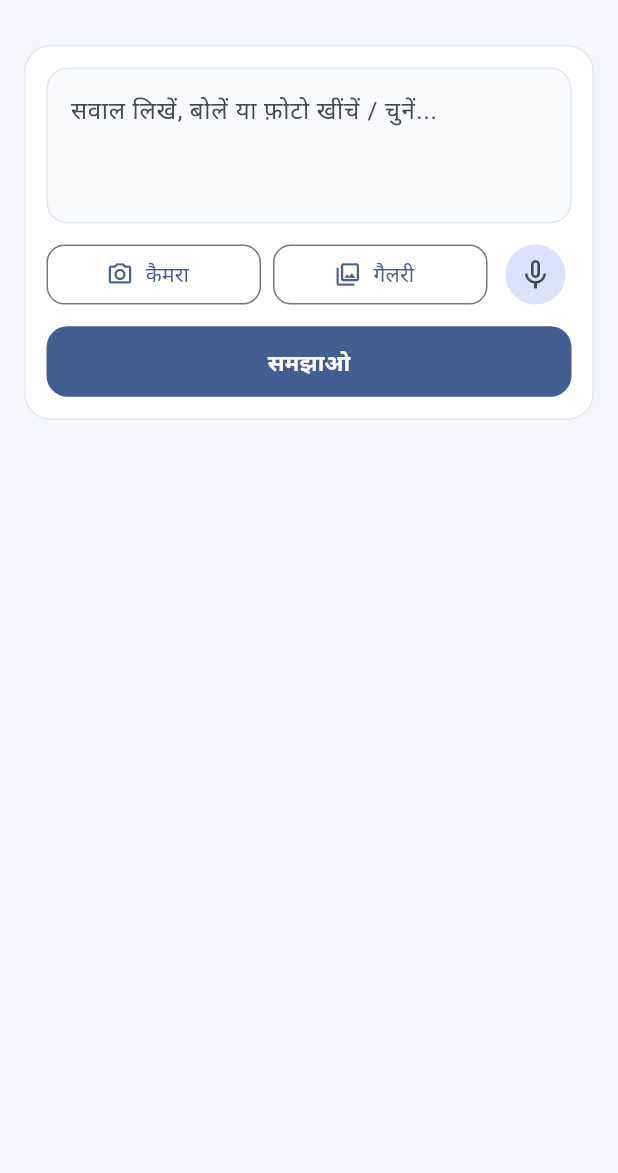
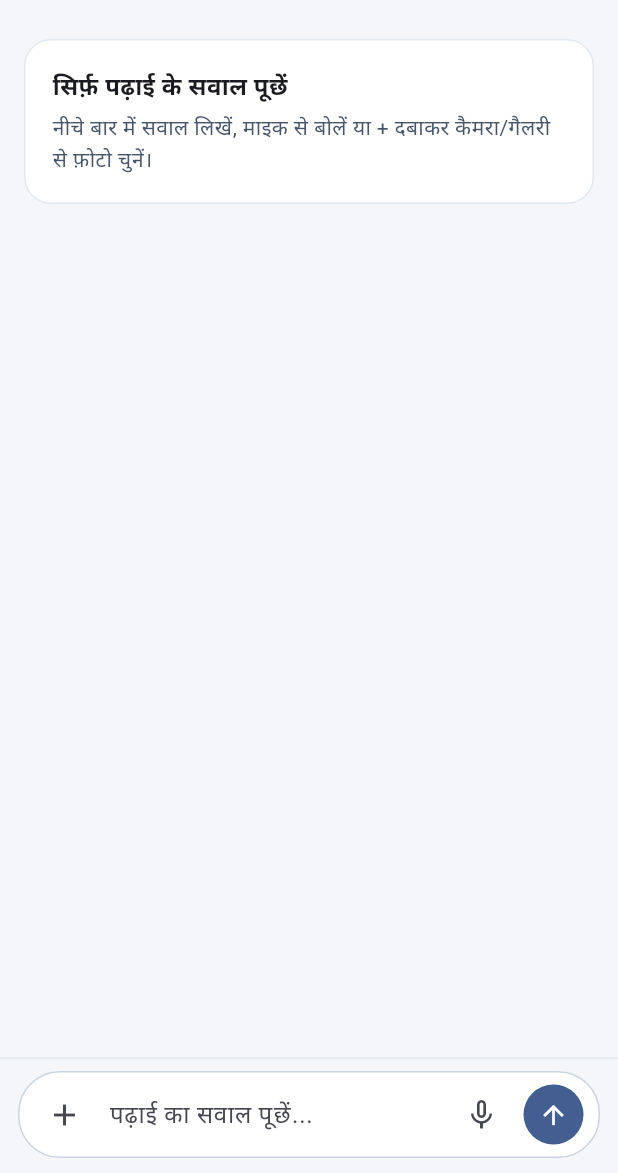
Before and after one commit to tarun225601-star/asaan-ai, a Flutter app: the screen it shows after launch, on a phone screen of 412 x 824 dp, the part 63-1236 px from its top. Run offline on Flutter 3.47's test engine with Material 3 defaults, Android fonts, the phone set to English and light mode, and no system bars; our stand-ins replace flutter_tts, image_picker, shared_preferences, speech_to_text.

Commit message:
Update main.dart

```diff
--- a/lib/main.dart
+++ b/lib/main.dart
@@ -193,6 +193,42 @@ class _SolverHomePageState extends State<SolverHomePage> {
         const SnackBar(content: Text('फ़ोटो खोलने में समस्या आई। अनुमति जांचें।')),
       );
     }
+  }
+
+  void _openAttachSheet() {
+    showModalBottomSheet(
+      context: context,
+      backgroundColor: Colors.white,
+      shape: const RoundedRectangleBorder(
+        borderRadius: BorderRadius.vertical(top: Radius.circular(20)),
+      ),
+      builder: (ctx) => SafeArea(
+        child: Padding(
+          padding: const EdgeInsets.symmetric(vertical: 12),
+          child: Column(
+            mainAxisSize: MainAxisSize.min,
+            children: [
+              ListTile(
+                leading: const Icon(Icons.camera_alt_outlined),
+                title: const Text('कैमरा से फ़ोटो खींचें'),
+                onTap: () {
+                  Navigator.pop(ctx);
+                  _pickImage(ImageSource.camera);
+                },
+              ),
+              ListTile(
+                leading: const Icon(Icons.photo_library_outlined),
+                title: const Text('गैलरी से फ़ोटो चुनें'),
+                onTap: () {
+                  Navigator.pop(ctx);
+                  _pickImage(ImageSource.gallery);
+                },
+              ),
+            ],
+          ),
+        ),
+      ),
+    );
   }
 
   void _clearPickedImage() {
@@ -403,7 +439,7 @@ class _SolverHomePageState extends State<SolverHomePage> {
     final hasImg = _pickedImageFile != null;
     if (qText.isEmpty && !hasImg) return;
 
-    final displayQ = qText.isNotEmpty ? qText : 'फ़ोटो में दिख रहा सवाल / चीज़ समझाओ';
+    final displayQ = qText.isNotEmpty ? qText : 'फ़ोटो में दिख रहा पढ़ाई का सवाल समझाओ';
 
     await _tts.stop();
     setState(() => _isSpeaking = false);
@@ -444,15 +480,18 @@ class _SolverHomePageState extends State<SolverHomePage> {
 
     final langRule = _buildLanguageInstruction();
     final prompt = '''
-तुम एक बहुत ही सरल, देसी और ज़मीन से जुड़े शिक्षक हो। बच्चा हो या बूढ़ा, भारत या विदेश—हर कोई एक ही बार में समझ जाए।
+तुम एक ईमानदार, सरल और ज़मीन से जुड़े पढ़ाई के शिक्षक हो। बच्चा हो या बूढ़ा, भारत या विदेश—हर कोई आसानी से समझ जाए।
 $langRule
-बिल्कुल सीधा, छोटा और आसान जवाब दो। भारी किताबी शब्द कम रखो। यदि फ़ोटो दी गई है तो फ़ोटो देखकर उसका मुख्य अर्थ/सवाल भी समझो।
+सख्त नियम: यह ऐप केवल पढ़ाई, स्कूल/कॉलेज के विषय, गणित, विज्ञान, भाषा, सामान्य ज्ञान या सीखने-समझाने के सवालों का जवाब देगा।
+यदि सवाल पढ़ाई या सीखने से जुड़ा नहीं है (जैसे गपशप, मज़ाक, व्यक्तिगत चैट, या गैर-शैक्षणिक विषय), तो कोई और जवाब मत दो—सिर्फ़ इतना कहो कि यह ऐप केवल पढ़ाई के सवालों के लिए है और पढ़ाई का कोई सवाल पूछने को कहो।
+ध्यान रहे: यह ऐप कोई नई फोटो या तस्वीर खुद बनाकर नहीं देता (इसमें सिर्फ़ कॉन्सेप्ट समझाने के लिए छोटे डायग्राम और आसान जवाब हैं)। अगर कोई फोटो बनाने के बारे में पूछे, तो सही और ईमानदार बात बताओ।
+यदि सवाल पढ़ाई का है और उसमें गणित या गणना हो, तो पहले स्टेप-बाय-स्टेप पूरा हल और सही जवाब दो।
 Markdown के निशान (**, ##, ---, >) और LaTeX के \$ निशान बिल्कुल मत लिखो।
-सिर्फ़ इन 3 हिस्सों में छोटा जवाब दो:
 
-1. एक लाइन में मतलब: (एकदम सीधा और छोटा सार)
-2. घर-बाहर की मिसाल: (रोज़मर्रा की एक आसान और जानी-पहचानी मिसाल)
-3. दिमाग में बिठाने की बात: (सिर्फ़ एक छोटी और पक्की याद रखने वाली लाइन)
+पढ़ाई के सवाल का जवाब इन आसान हिस्सों में लिखो (ज़रूरत के हिसाब से पूरा और स्पष्ट रखो):
+1. सीधा और सही जवाब: (पूरी और सटीक बात / हल)
+2. घर-बाहर की मिसाल: (रोज़मर्रा की आसान मिसाल)
+3. दिमाग में बिठाने की बात: (मुख्य बात को याद रखने की लाइन)
 
 सवाल: $displayQ
 ''';
@@ -501,7 +540,7 @@ Markdown के निशान (**, ##, ---, >) और LaTeX के \$ नि
     final prompt = '''
 बच्चा या बुजुर्ग इसे अभी भी पूरी तरह नहीं समझ पाया है।
 $langRule
-पहले बताए गए तरीकों को बिल्कुल मत दोहराओ। एक एकदम नई रोज़मर्रा की मिसाल और एक छोटी याद रखने वाली लाइन दो।
+यह ऐप केवल पढ़ाई के सवालों के लिए है। पहले बताए गए तरीकों को बिल्कुल मत दोहराओ। एक एकदम नई रोज़मर्रा की मिसाल और एक छोटी याद रखने वाली लाइन दो।
 Markdown के निशान (**, ##, ---, >) और LaTeX के \$ निशान बिल्कुल मत लिखो।
 
 सवाल: $_currentQuestion
@@ -546,7 +585,7 @@ $previousWays
     });
     if (!mounted) return;
     ScaffoldMessenger.of(context).showSnackBar(
-      const SnackBar(content: Text('बढ़िया, सवाल सेव हो गया। अब अगला सवाल पूछो।')),
+      const SnackBar(content: Text('बढ़िया, सवाल सेव हो गया। अब अगला पढ़ाई का सवाल पूछो।')),
     );
   }
 
@@ -754,54 +793,24 @@ $previousWays
           ),
         ],
       ),
-      body: SingleChildScrollView(
-        padding: const EdgeInsets.all(16),
-        child: Column(
-          crossAxisAlignment: CrossAxisAlignment.stretch,
+      body: ListView(
+        padding: const EdgeInsets.fromLTRB(16, 12, 16, 24),
         children: [
-            Container(
-              padding: const EdgeInsets.all(14),
-              decoration: BoxDecoration(
-                color: Colors.white,
-                borderRadius: BorderRadius.circular(18),
-                border: Border.all(color: const Color(0xFFE2E8F0)),
-              ),
-              child: Column(
-                crossAxisAlignment: CrossAxisAlignment.stretch,
-                children: [
-                  TextField(
-                    controller: _questionController,
-                    maxLines: 3,
-                    decoration: InputDecoration(
-                      hintText: 'सवाल लिखें, बोलें या फ़ोटो खींचें / चुनें...',
-                      filled: true,
-                      fillColor: const Color(0xFFF8FAFC),
-                      border: OutlineInputBorder(
-                        borderRadius: BorderRadius.circular(14),
-                        borderSide: const BorderSide(color: Color(0xFFE2E8F0)),
-                      ),
-                      enabledBorder: OutlineInputBorder(
-                        borderRadius: BorderRadius.circular(14),
-                        borderSide: const BorderSide(color: Color(0xFFE2E8F0)),
-                      ),
-                    ),
-                  ),
           if (_pickedImageFile != null) ...[
-                    const SizedBox(height: 10),
             Stack(
               children: [
                 ClipRRect(
-                          borderRadius: BorderRadius.circular(12),
+                  borderRadius: BorderRadius.circular(14),
                   child: Image.file(
                     _pickedImageFile!,
-                            height: 160,
+                    height: 165,
                     width: double.infinity,
                     fit: BoxFit.cover,
                   ),
                 ),
                 Positioned(
-                          top: 6,
-                          right: 6,
+                  top: 8,
+                  right: 8,
                   child: CircleAvatar(
                     radius: 16,
                     backgroundColor: Colors.black54,
@@ -814,62 +823,22 @@ $previousWays
                 ),
               ],
             ),
+            const SizedBox(height: 12),
           ],
-                  const SizedBox(height: 10),
-                  Row(
+          if (_isLoading)
+            const Padding(
+              padding: EdgeInsets.symmetric(vertical: 28),
+              child: Center(
+                child: Column(
                   children: [
-                      Expanded(
-                        child: OutlinedButton.icon(
-                          onPressed: _isLoading ? null : () => _pickImage(ImageSource.camera),
-                          icon: const Icon(Icons.camera_alt_outlined, size: 18),
-                          label: const Text('कैमरा'),
-                          style: OutlinedButton.styleFrom(
-                            shape: RoundedRectangleBorder(
-                              borderRadius: BorderRadius.circular(12),
-                            ),
-                          ),
-                        ),
-                      ),
-                      const SizedBox(width: 8),
-                      Expanded(
-                        child: OutlinedButton.icon(
-                          onPressed: _isLoading ? null : () => _pickImage(ImageSource.gallery),
-                          icon: const Icon(Icons.photo_library_outlined, size: 18),
-                          label: const Text('गैलरी'),
-                          style: OutlinedButton.styleFrom(
-                            shape: RoundedRectangleBorder(
-                              borderRadius: BorderRadius.circular(12),
-                            ),
-                          ),
-                        ),
-                      ),
-                      const SizedBox(width: 8),
-                      IconButton.filledTonal(
-                        onPressed: _isLoading ? null : _toggleListen,
-                        icon: Icon(_isListening ? Icons.mic : Icons.mic_none),
-                        tooltip: _isListening ? 'रोकें' : 'बोलकर पूछें',
-                      ),
-                    ],
-                  ),
-                  const SizedBox(height: 10),
-                  FilledButton(
-                    onPressed: _isLoading ? null : _solveQuestion,
-                    style: FilledButton.styleFrom(
-                      padding: const EdgeInsets.symmetric(vertical: 13),
-                      shape: RoundedRectangleBorder(
-                        borderRadius: BorderRadius.circular(14),
-                      ),
-                    ),
-                    child: Text(
-                      _isLoading ? 'समझा रहा हूँ...' : 'समझाओ',
-                      style: const TextStyle(fontSize: 15, fontWeight: FontWeight.w700),
-                    ),
-                  ),
+                    CircularProgressIndicator(),
+                    SizedBox(height: 10),
+                    Text('पढ़ाई का जवाब तैयार हो रहा है...'),
                   ],
                 ),
               ),
-            if (_currentAnswer != null) ...[
-              const SizedBox(height: 18),
+            )
+          else if (_currentAnswer != null)
             Container(
               padding: const EdgeInsets.all(16),
               decoration: BoxDecoration(
@@ -959,9 +928,86 @@ $previousWays
                   ),
                 ],
               ),
+            )
+          else
+            Container(
+              padding: const EdgeInsets.all(18),
+              decoration: BoxDecoration(
+                color: Colors.white,
+                borderRadius: BorderRadius.circular(18),
+                border: Border.all(color: const Color(0xFFE2E8F0)),
+              ),
+              child: const Column(
+                crossAxisAlignment: CrossAxisAlignment.start,
+                children: [
+                  Text(
+                    'सिर्फ़ पढ़ाई के सवाल पूछें',
+                    style: TextStyle(fontSize: 16, fontWeight: FontWeight.w700),
+                  ),
+                  SizedBox(height: 6),
+                  Text(
+                    'नीचे बार में सवाल लिखें, माइक से बोलें या + दबाकर कैमरा/गैलरी से फ़ोटो चुनें।',
+                    style: TextStyle(fontSize: 14, color: Color(0xFF475569)),
                   ),
                 ],
+              ),
+            ),
         ],
+      ),
+      bottomNavigationBar: SafeArea(
+        child: Container(
+          padding: EdgeInsets.fromLTRB(
+            12,
+            8,
+            12,
+            MediaQuery.of(context).viewInsets.bottom > 0 ? 8 : 10,
+          ),
+          decoration: const BoxDecoration(
+            color: Color(0xFFF4F6F9),
+            border: Border(top: BorderSide(color: Color(0xFFE2E8F0))),
+          ),
+          child: Container(
+            padding: const EdgeInsets.symmetric(horizontal: 6, vertical: 4),
+            decoration: BoxDecoration(
+              color: Colors.white,
+              borderRadius: BorderRadius.circular(28),
+              border: Border.all(color: const Color(0xFFCBD5E1)),
+            ),
+            child: Row(
+              children: [
+                IconButton(
+                  onPressed: _isLoading ? null : _openAttachSheet,
+                  icon: const Icon(Icons.add),
+                  tooltip: 'फ़ोटो जोड़ें',
+                ),
+                Expanded(
+                  child: TextField(
+                    controller: _questionController,
+                    minLines: 1,
+                    maxLines: 3,
+                    textInputAction: TextInputAction.send,
+                    onSubmitted: (_) => _isLoading ? null : _solveQuestion(),
+                    decoration: const InputDecoration(
+                      hintText: 'पढ़ाई का सवाल पूछें...',
+                      border: InputBorder.none,
+                      isDense: true,
+                      contentPadding: EdgeInsets.symmetric(horizontal: 6, vertical: 10),
+                    ),
+                  ),
+                ),
+                IconButton(
+                  onPressed: _isLoading ? null : _toggleListen,
+                  icon: Icon(_isListening ? Icons.mic : Icons.mic_none),
+                  tooltip: _isListening ? 'रोकें' : 'बोलें',
+                ),
+                IconButton.filled(
+                  onPressed: _isLoading ? null : _solveQuestion,
+                  icon: const Icon(Icons.arrow_upward, size: 20),
+                  tooltip: 'समझाओ',
+                ),
+              ],
+            ),
+          ),
         ),
       ),
     );
```
Lines whose indentation alone changed are shown as unchanged.
